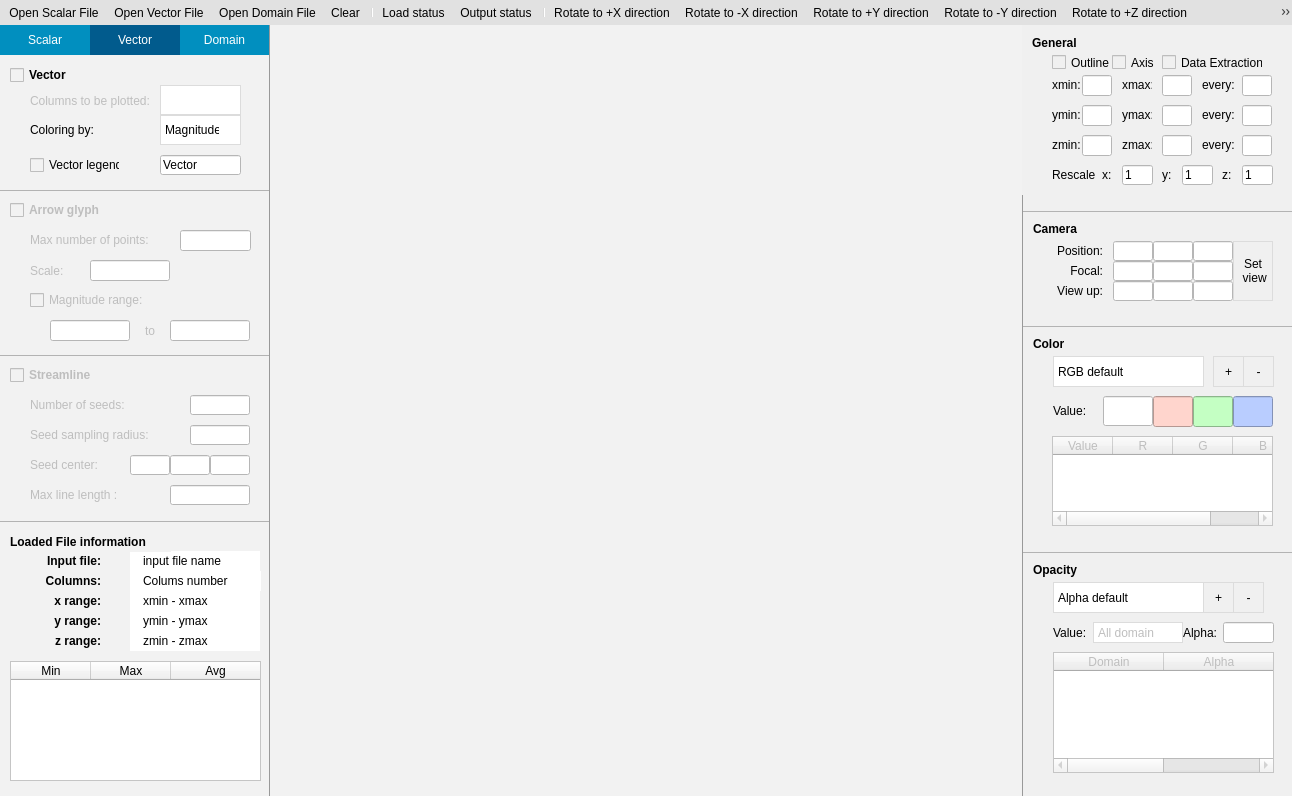
Old version of the form SimpleView.ui in the repository billcxx/MUPRO-visualization.
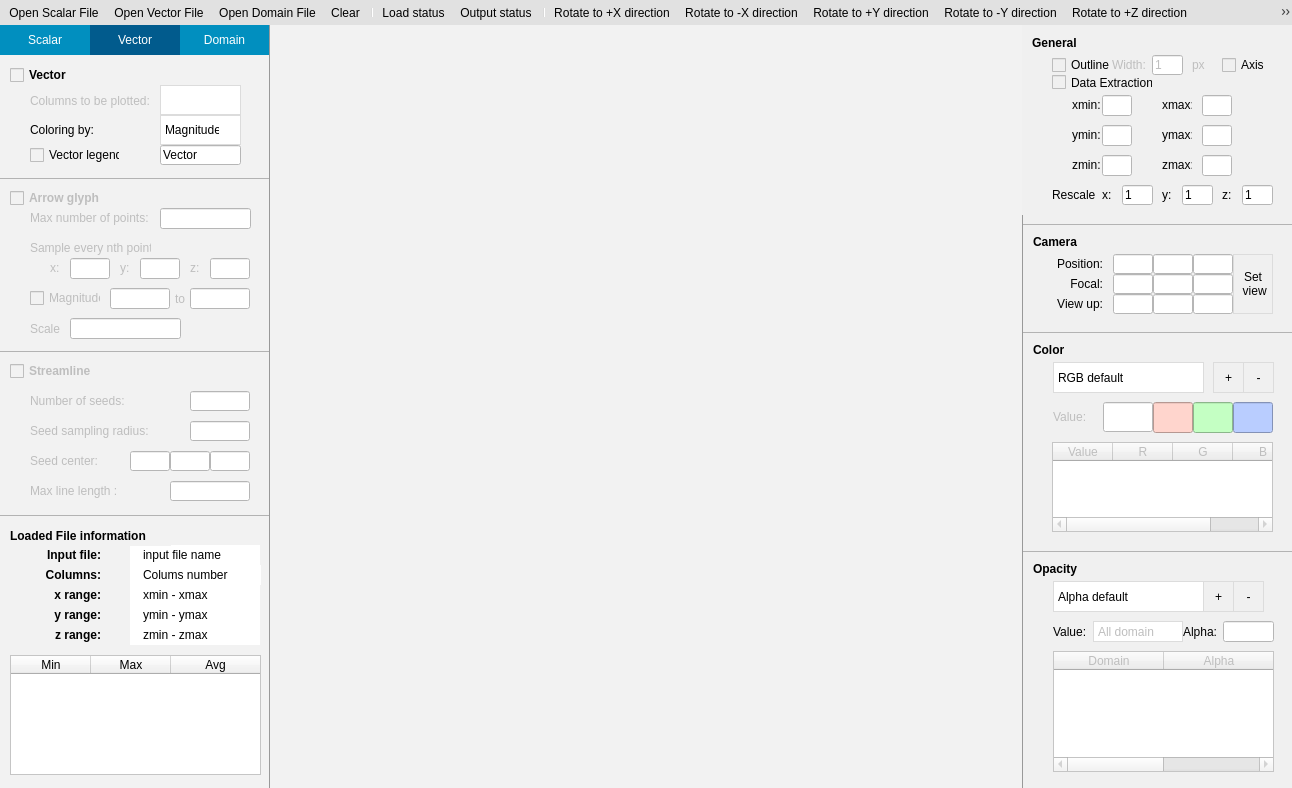
New version of the form. The open tabs and pages were chosen to show the change. Icons and pictures are not drawn. Custom widgets are drawn as their Qt base class.

What changed in the file:
```diff
--- a/SimpleView.ui
+++ b/SimpleView.ui
@@ -7,7 +7,7 @@
     <x>0</x>
     <y>0</y>
     <width>1292</width>
-    <height>796</height>
+    <height>788</height>
    </rect>
   </property>
   <property name="windowTitle">
@@ -1603,7 +1603,7 @@
                    <property name="minimumSize">
                     <size>
                      <width>269</width>
-                     <height>130</height>
+                     <height>120</height>
                     </size>
                    </property>
                    <property name="maximumSize">
@@ -1712,7 +1712,7 @@
                     <property name="geometry">
                      <rect>
                       <x>160</x>
-                      <y>100</y>
+                      <y>90</y>
                       <width>81</width>
                       <height>20</height>
                      </rect>
@@ -1725,7 +1725,7 @@
                     <property name="geometry">
                      <rect>
                       <x>30</x>
-                      <y>100</y>
+                      <y>90</y>
                       <width>90</width>
                       <height>20</height>
                      </rect>
@@ -1763,7 +1763,7 @@
                    <property name="minimumSize">
                     <size>
                      <width>269</width>
-                     <height>160</height>
+                     <height>170</height>
                     </size>
                    </property>
                    <property name="maximumSize">
@@ -1783,9 +1783,9 @@
                     </property>
                     <property name="geometry">
                      <rect>
-                      <x>50</x>
-                      <y>130</y>
-                      <width>80</width>
+                      <x>110</x>
+                      <y>110</y>
+                      <width>60</width>
                       <height>21</height>
                      </rect>
                     </property>
@@ -1796,9 +1796,9 @@
                     </property>
                     <property name="geometry">
                      <rect>
-                      <x>170</x>
-                      <y>130</y>
-                      <width>80</width>
+                      <x>190</x>
+                      <y>110</y>
+                      <width>60</width>
                       <height>21</height>
                      </rect>
                     </property>
@@ -1810,13 +1810,13 @@
                     <property name="geometry">
                      <rect>
                       <x>30</x>
-                      <y>100</y>
-                      <width>142</width>
+                      <y>110</y>
+                      <width>71</width>
                       <height>20</height>
                      </rect>
                     </property>
                     <property name="text">
-                     <string>Magnitude range:</string>
+                     <string>Magnitude:</string>
                     </property>
                    </widget>
                    <widget class="QLabel" name="vectorScale_LB">
@@ -1826,8 +1826,8 @@
                     <property name="geometry">
                      <rect>
                       <x>30</x>
-                      <y>70</y>
-                      <width>60</width>
+                      <y>140</y>
+                      <width>31</width>
                       <height>21</height>
                      </rect>
                     </property>
@@ -1841,9 +1841,9 @@
                     </property>
                     <property name="geometry">
                      <rect>
-                      <x>90</x>
-                      <y>70</y>
-                      <width>80</width>
+                      <x>70</x>
+                      <y>140</y>
+                      <width>111</width>
                       <height>21</height>
                      </rect>
                     </property>
@@ -1854,9 +1854,9 @@
                     </property>
                     <property name="geometry">
                      <rect>
-                      <x>130</x>
-                      <y>130</y>
-                      <width>40</width>
+                      <x>170</x>
+                      <y>110</y>
+                      <width>20</width>
                       <height>21</height>
                      </rect>
                     </property>
@@ -1896,7 +1896,7 @@
                     <property name="geometry">
                      <rect>
                       <x>30</x>
-                      <y>40</y>
+                      <y>30</y>
                       <width>141</width>
                       <height>20</height>
                      </rect>
@@ -1911,9 +1911,9 @@
                     </property>
                     <property name="geometry">
                      <rect>
-                      <x>180</x>
-                      <y>40</y>
-                      <width>71</width>
+                      <x>160</x>
+                      <y>30</y>
+                      <width>91</width>
                       <height>21</height>
                      </rect>
                     </property>
@@ -1921,6 +1921,151 @@
                      <string/>
                     </property>
                    </widget>
+                   <widget class="QLineEdit" name="yDelta_LE">
+                    <property name="enabled">
+                     <bool>false</bool>
+                    </property>
+                    <property name="geometry">
+                     <rect>
+                      <x>140</x>
+                      <y>80</y>
+                      <width>40</width>
+                      <height>21</height>
+                     </rect>
+                    </property>
+                    <property name="minimumSize">
+                     <size>
+                      <width>0</width>
+                      <height>0</height>
+                     </size>
+                    </property>
+                    <property name="maximumSize">
+                     <size>
+                      <width>50</width>
+                      <height>16777215</height>
+                     </size>
+                    </property>
+                   </widget>
+                   <widget class="QLineEdit" name="zDelta_LE">
+                    <property name="enabled">
+                     <bool>false</bool>
+                    </property>
+                    <property name="geometry">
+                     <rect>
+                      <x>210</x>
+                      <y>80</y>
+                      <width>40</width>
+                      <height>21</height>
+                     </rect>
+                    </property>
+                    <property name="minimumSize">
+                     <size>
+                      <width>0</width>
+                      <height>0</height>
+                     </size>
+                    </property>
+                    <property name="maximumSize">
+                     <size>
+                      <width>50</width>
+                      <height>16777215</height>
+                     </size>
+                    </property>
+                   </widget>
+                   <widget class="QLineEdit" name="xDelta_LE">
+                    <property name="enabled">
+                     <bool>false</bool>
+                    </property>
+                    <property name="geometry">
+                     <rect>
+                      <x>70</x>
+                      <y>80</y>
+                      <width>40</width>
+                      <height>21</height>
+                     </rect>
+                    </property>
+                    <property name="minimumSize">
+                     <size>
+                      <width>0</width>
+                      <height>0</height>
+                     </size>
+                    </property>
+                    <property name="maximumSize">
+                     <size>
+                      <width>50</width>
+                      <height>16777215</height>
+                     </size>
+                    </property>
+                   </widget>
+                   <widget class="QLabel" name="sampleRate_LB">
+                    <property name="enabled">
+                     <bool>false</bool>
+                    </property>
+                    <property name="geometry">
+                     <rect>
+                      <x>30</x>
+                      <y>60</y>
+                      <width>121</width>
+                      <height>20</height>
+                     </rect>
+                    </property>
+                    <property name="maximumSize">
+                     <size>
+                      <width>10000</width>
+                      <height>16777215</height>
+                     </size>
+                    </property>
+                    <property name="text">
+                     <string>Sample every nth point:</string>
+                    </property>
+                   </widget>
+                   <widget class="QLabel" name="xDelta_LB">
+                    <property name="enabled">
+                     <bool>false</bool>
+                    </property>
+                    <property name="geometry">
+                     <rect>
+                      <x>50</x>
+                      <y>80</y>
+                      <width>20</width>
+                      <height>20</height>
+                     </rect>
+                    </property>
+                    <property name="text">
+                     <string>x:</string>
+                    </property>
+                   </widget>
+                   <widget class="QLabel" name="yDelta_LB">
+                    <property name="enabled">
+                     <bool>false</bool>
+                    </property>
+                    <property name="geometry">
+                     <rect>
+                      <x>120</x>
+                      <y>80</y>
+                      <width>20</width>
+                      <height>20</height>
+                     </rect>
+                    </property>
+                    <property name="text">
+                     <string>y:</string>
+                    </property>
+                   </widget>
+                   <widget class="QLabel" name="zDelta_LB">
+                    <property name="enabled">
+                     <bool>false</bool>
+                    </property>
+                    <property name="geometry">
+                     <rect>
+                      <x>190</x>
+                      <y>80</y>
+                      <width>20</width>
+                      <height>20</height>
+                     </rect>
+                    </property>
+                    <property name="text">
+                     <string>z:</string>
+                    </property>
+                   </widget>
                   </widget>
                  </item>
                  <item>
@@ -3259,26 +3404,7 @@
             </widget>
            </widget>
           </item>
-          <item row="0" column="1">
-           <widget class="QVTKWidget" name="qvtkWidget">
-            <property name="sizePolicy">
-             <sizepolicy hsizetype="Expanding" vsizetype="Expanding">
-              <horstretch>0</horstretch>
-              <verstretch>0</verstretch>
-             </sizepolicy>
-            </property>
-            <property name="minimumSize">
-             <size>
-              <width>750</width>
-              <height>711</height>
-             </size>
-            </property>
-            <property name="styleSheet">
-             <string notr="true"/>
-            </property>
-           </widget>
-          </item>
-          <item row="0" column="2">
+          <item row="0" column="3">
            <widget class="QWidget" name="rightpane" native="true">
             <property name="sizePolicy">
              <sizepolicy hsizetype="Fixed" vsizetype="Expanding">
@@ -3329,10 +3455,13 @@
              </property>
              <item>
               <widget class="QWidget" name="widget_9" native="true">
+               <property name="enabled">
+                <bool>true</bool>
+               </property>
                <property name="minimumSize">
                 <size>
                  <width>269</width>
-                 <height>170</height>
+                 <height>190</height>
                 </size>
                </property>
                <property name="maximumSize">
@@ -3347,8 +3476,8 @@
                <widget class="QLabel" name="label_22">
                 <property name="geometry">
                  <rect>
-                  <x>100</x>
-                  <y>110</y>
+                  <x>140</x>
+                  <y>130</y>
                   <width>30</width>
                   <height>20</height>
                  </rect>
@@ -3369,8 +3498,8 @@
                 </property>
                 <property name="geometry">
                  <rect>
-                  <x>60</x>
-                  <y>50</y>
+                  <x>80</x>
+                  <y>70</y>
                   <width>30</width>
                   <height>21</height>
                  </rect>
@@ -3394,10 +3523,10 @@
                <widget class="QCheckBox" name="axis_CB">
                 <property name="geometry">
                  <rect>
-                  <x>90</x>
+                  <x>200</x>
                   <y>30</y>
                   <width>50</width>
-                  <height>15</height>
+                  <height>20</height>
                  </rect>
                 </property>
                 <property name="toolTip">
@@ -3410,8 +3539,8 @@
                <widget class="QLabel" name="label_18">
                 <property name="geometry">
                  <rect>
-                  <x>30</x>
-                  <y>50</y>
+                  <x>50</x>
+                  <y>70</y>
                   <width>30</width>
                   <height>20</height>
                  </rect>
@@ -3429,8 +3558,8 @@
                <widget class="QCheckBox" name="extract_CB">
                 <property name="geometry">
                  <rect>
-                  <x>140</x>
-                  <y>30</y>
+                  <x>30</x>
+                  <y>50</y>
                   <width>101</width>
                   <height>15</height>
                  </rect>
@@ -3445,8 +3574,8 @@
                <widget class="QLabel" name="label_21">
                 <property name="geometry">
                  <rect>
-                  <x>30</x>
-                  <y>80</y>
+                  <x>50</x>
+                  <y>100</y>
                   <width>30</width>
                   <height>20</height>
                  </rect>
@@ -3464,8 +3593,8 @@
                <widget class="QLabel" name="label_23">
                 <property name="geometry">
                  <rect>
-                  <x>30</x>
-                  <y>110</y>
+                  <x>50</x>
+                  <y>130</y>
                   <width>30</width>
                   <height>20</height>
                  </rect>
@@ -3483,8 +3612,8 @@
                <widget class="QLabel" name="label_20">
                 <property name="geometry">
                  <rect>
-                  <x>100</x>
-                  <y>80</y>
+                  <x>140</x>
+                  <y>100</y>
                   <width>30</width>
                   <height>20</height>
                  </rect>
@@ -3505,8 +3634,8 @@
                 </property>
                 <property name="geometry">
                  <rect>
-                  <x>140</x>
-                  <y>50</y>
+                  <x>180</x>
+                  <y>70</y>
                   <width>30</width>
                   <height>21</height>
                  </rect>
@@ -3530,8 +3659,8 @@
                 </property>
                 <property name="geometry">
                  <rect>
-                  <x>140</x>
-                  <y>110</y>
+                  <x>180</x>
+                  <y>130</y>
                   <width>30</width>
                   <height>21</height>
                  </rect>
@@ -3555,8 +3684,8 @@
                 </property>
                 <property name="geometry">
                  <rect>
-                  <x>60</x>
-                  <y>110</y>
+                  <x>80</x>
+                  <y>130</y>
                   <width>30</width>
                   <height>21</height>
                  </rect>
@@ -3577,8 +3706,8 @@
                <widget class="QLabel" name="label_19">
                 <property name="geometry">
                  <rect>
-                  <x>100</x>
-                  <y>50</y>
+                  <x>140</x>
+                  <y>70</y>
                   <width>30</width>
                   <height>20</height>
                  </rect>
@@ -3599,7 +3728,7 @@
                   <x>30</x>
                   <y>30</y>
                   <width>60</width>
-                  <height>15</height>
+                  <height>20</height>
                  </rect>
                 </property>
                 <property name="toolTip">
@@ -3615,8 +3744,8 @@
                 </property>
                 <property name="geometry">
                  <rect>
-                  <x>140</x>
-                  <y>80</y>
+                  <x>180</x>
+                  <y>100</y>
                   <width>30</width>
                   <height>21</height>
                  </rect>
@@ -3640,8 +3769,8 @@
                 </property>
                 <property name="geometry">
                  <rect>
-                  <x>60</x>
-                  <y>80</y>
+                  <x>80</x>
+                  <y>100</y>
                   <width>30</width>
                   <height>21</height>
                  </rect>
@@ -3678,143 +3807,11 @@
                  <string>General</string>
                 </property>
                </widget>
-               <widget class="QLineEdit" name="yDelta_LE">
-                <property name="enabled">
-                 <bool>false</bool>
-                </property>
-                <property name="geometry">
-                 <rect>
-                  <x>220</x>
-                  <y>80</y>
-                  <width>30</width>
-                  <height>21</height>
-                 </rect>
-                </property>
-                <property name="minimumSize">
-                 <size>
-                  <width>0</width>
-                  <height>0</height>
-                 </size>
-                </property>
-                <property name="maximumSize">
-                 <size>
-                  <width>50</width>
-                  <height>16777215</height>
-                 </size>
-                </property>
-               </widget>
-               <widget class="QLineEdit" name="zDelta_LE">
-                <property name="enabled">
-                 <bool>false</bool>
-                </property>
-                <property name="geometry">
-                 <rect>
-                  <x>220</x>
-                  <y>110</y>
-                  <width>30</width>
-                  <height>21</height>
-                 </rect>
-                </property>
-                <property name="minimumSize">
-                 <size>
-                  <width>0</width>
-                  <height>0</height>
-                 </size>
-                </property>
-                <property name="maximumSize">
-                 <size>
-                  <width>50</width>
-                  <height>16777215</height>
-                 </size>
-                </property>
-               </widget>
-               <widget class="QLineEdit" name="xDelta_LE">
-                <property name="enabled">
-                 <bool>false</bool>
-                </property>
-                <property name="geometry">
-                 <rect>
-                  <x>220</x>
-                  <y>50</y>
-                  <width>30</width>
-                  <height>21</height>
-                 </rect>
-                </property>
-                <property name="minimumSize">
-                 <size>
-                  <width>0</width>
-                  <height>0</height>
-                 </size>
-                </property>
-                <property name="maximumSize">
-                 <size>
-                  <width>50</width>
-                  <height>16777215</height>
-                 </size>
-                </property>
-               </widget>
-               <widget class="QLabel" name="label_36">
-                <property name="geometry">
-                 <rect>
-                  <x>180</x>
-                  <y>50</y>
-                  <width>40</width>
-                  <height>20</height>
-                 </rect>
-                </property>
-                <property name="maximumSize">
-                 <size>
-                  <width>50</width>
-                  <height>16777215</height>
-                 </size>
-                </property>
-                <property name="text">
-                 <string>every:</string>
-                </property>
-               </widget>
-               <widget class="QLabel" name="label_37">
-                <property name="geometry">
-                 <rect>
-                  <x>180</x>
-                  <y>110</y>
-                  <width>40</width>
-                  <height>20</height>
-                 </rect>
-                </property>
-                <property name="maximumSize">
-                 <size>
-                  <width>50</width>
-                  <height>16777215</height>
-                 </size>
-                </property>
-                <property name="text">
-                 <string>every:</string>
-                </property>
-               </widget>
-               <widget class="QLabel" name="label_78">
-                <property name="geometry">
-                 <rect>
-                  <x>180</x>
-                  <y>80</y>
-                  <width>40</width>
-                  <height>20</height>
-                 </rect>
-                </property>
-                <property name="maximumSize">
-                 <size>
-                  <width>50</width>
-                  <height>16777215</height>
-                 </size>
-                </property>
-                <property name="text">
-                 <string>every:</string>
-                </property>
-               </widget>
                <widget class="QLabel" name="label">
                 <property name="geometry">
                  <rect>
                   <x>30</x>
-                  <y>140</y>
+                  <y>160</y>
                   <width>47</width>
                   <height>20</height>
                  </rect>
@@ -3827,7 +3824,7 @@
                 <property name="geometry">
                  <rect>
                   <x>80</x>
-                  <y>140</y>
+                  <y>160</y>
                   <width>20</width>
                   <height>20</height>
                  </rect>
@@ -3840,7 +3837,7 @@
                 <property name="geometry">
                  <rect>
                   <x>100</x>
-                  <y>140</y>
+                  <y>160</y>
                   <width>31</width>
                   <height>20</height>
                  </rect>
@@ -3853,7 +3850,7 @@
                 <property name="geometry">
                  <rect>
                   <x>160</x>
-                  <y>140</y>
+                  <y>160</y>
                   <width>31</width>
                   <height>20</height>
                  </rect>
@@ -3866,7 +3863,7 @@
                 <property name="geometry">
                  <rect>
                   <x>140</x>
-                  <y>140</y>
+                  <y>160</y>
                   <width>20</width>
                   <height>20</height>
                  </rect>
@@ -3879,7 +3876,7 @@
                 <property name="geometry">
                  <rect>
                   <x>220</x>
-                  <y>140</y>
+                  <y>160</y>
                   <width>31</width>
                   <height>20</height>
                  </rect>
@@ -3892,7 +3889,7 @@
                 <property name="geometry">
                  <rect>
                   <x>200</x>
-                  <y>140</y>
+                  <y>160</y>
                   <width>20</width>
                   <height>20</height>
                  </rect>
@@ -3901,6 +3898,54 @@
                  <string>z:</string>
                 </property>
                </widget>
+               <widget class="QLabel" name="outlinePx_LB">
+                <property name="enabled">
+                 <bool>false</bool>
+                </property>
+                <property name="geometry">
+                 <rect>
+                  <x>170</x>
+                  <y>30</y>
+                  <width>21</width>
+                  <height>20</height>
+                 </rect>
+                </property>
+                <property name="text">
+                 <string>px</string>
+                </property>
+               </widget>
+               <widget class="QLineEdit" name="outlineWidth_LE">
+                <property name="enabled">
+                 <bool>false</bool>
+                </property>
+                <property name="geometry">
+                 <rect>
+                  <x>130</x>
+                  <y>30</y>
+                  <width>31</width>
+                  <height>20</height>
+                 </rect>
+                </property>
+                <property name="text">
+                 <string>1</string>
+                </property>
+               </widget>
+               <widget class="QLabel" name="outlineWidth_LB">
+                <property name="enabled">
+                 <bool>false</bool>
+                </property>
+                <property name="geometry">
+                 <rect>
+                  <x>90</x>
+                  <y>30</y>
+                  <width>40</width>
+                  <height>20</height>
+                 </rect>
+                </property>
+                <property name="text">
+                 <string>Width:</string>
+                </property>
+               </widget>
               </widget>
              </item>
              <item>
@@ -4349,6 +4394,56 @@
                   </column>
                  </widget>
                 </widget>
+                <widget class="QWidget" name="page_21">
+                 <widget class="QTableWidget" name="RGBDomain_Table">
+                  <property name="enabled">
+                   <bool>false</bool>
+                  </property>
+                  <property name="geometry">
+                   <rect>
+                    <x>0</x>
+                    <y>0</y>
+                    <width>221</width>
+                    <height>90</height>
+                   </rect>
+                  </property>
+                  <property name="maximumSize">
+                   <size>
+                    <width>1000</width>
+                    <height>16777215</height>
+                   </size>
+                  </property>
+                  <attribute name="horizontalHeaderDefaultSectionSize">
+                   <number>60</number>
+                  </attribute>
+                  <attribute name="horizontalHeaderStretchLastSection">
+                   <bool>true</bool>
+                  </attribute>
+                  <attribute name="verticalHeaderDefaultSectionSize">
+                   <number>25</number>
+                  </attribute>
+                  <column>
+                   <property name="text">
+                    <string>Value</string>
+                   </property>
+                  </column>
+                  <column>
+                   <property name="text">
+                    <string>R</string>
+                   </property>
+                  </column>
+                  <column>
+                   <property name="text">
+                    <string>G</string>
+                   </property>
+                  </column>
+                  <column>
+                   <property name="text">
+                    <string>B</string>
+                   </property>
+                  </column>
+                 </widget>
+                </widget>
                </widget>
                <widget class="QComboBox" name="RGB_Combo">
                 <property name="geometry">
@@ -4386,9 +4481,9 @@
                <widget class="QStackedWidget" name="RGBIso_SW">
                 <property name="geometry">
                  <rect>
-                  <x>30</x>
+                  <x>80</x>
                   <y>70</y>
-                  <width>101</width>
+                  <width>51</width>
                   <height>31</height>
                  </rect>
                 </property>
@@ -4396,32 +4491,13 @@
                  <number>0</number>
                 </property>
                 <widget class="QWidget" name="page_9">
-                 <widget class="QLabel" name="label_12">
-                  <property name="geometry">
-                   <rect>
-                    <x>0</x>
-                    <y>0</y>
-                    <width>50</width>
-                    <height>30</height>
-                   </rect>
-                  </property>
-                  <property name="maximumSize">
-                   <size>
-                    <width>50</width>
-                    <height>16777215</height>
-                   </size>
-                  </property>
-                  <property name="text">
-                   <string>Value:</string>
-                  </property>
-                 </widget>
                  <widget class="QLineEdit" name="RGBValue_LE">
                   <property name="enabled">
                    <bool>false</bool>
                   </property>
                   <property name="geometry">
                    <rect>
-                    <x>50</x>
+                    <x>0</x>
                     <y>0</y>
                     <width>50</width>
                     <height>30</height>
@@ -4584,6 +4660,22 @@
                  <string>Color</string>
                 </property>
                </widget>
+               <widget class="QLabel" name="RGBValue_LB">
+                <property name="enabled">
+                 <bool>false</bool>
+                </property>
+                <property name="geometry">
+                 <rect>
+                  <x>30</x>
+                  <y>70</y>
+                  <width>41</width>
+                  <height>30</height>
+                 </rect>
+                </property>
+                <property name="text">
+                 <string>Value:</string>
+                </property>
+               </widget>
               </widget>
              </item>
              <item>
@@ -5164,6 +5256,25 @@
             </layout>
            </widget>
           </item>
+          <item row="0" column="2">
+           <widget class="QVTKWidget" name="qvtkWidget">
+            <property name="sizePolicy">
+             <sizepolicy hsizetype="Expanding" vsizetype="Expanding">
+              <horstretch>0</horstretch>
+              <verstretch>0</verstretch>
+             </sizepolicy>
+            </property>
+            <property name="minimumSize">
+             <size>
+              <width>750</width>
+              <height>711</height>
+             </size>
+            </property>
+            <property name="styleSheet">
+             <string notr="true"/>
+            </property>
+           </widget>
+          </item>
          </layout>
         </item>
        </layout>
```
Left out of the diff: 163 changed lines with no effect on the pictures.
